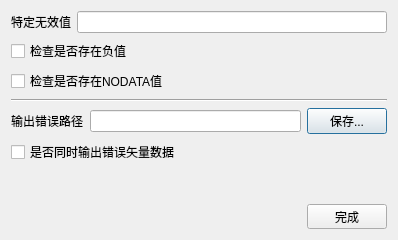
RenShuYuan/IPF, file ui/ipfModelerInvalidValueCheckDialog.ui: the form before one commit.
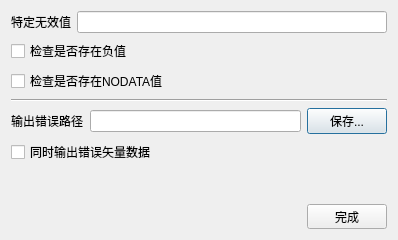
The form after the commit.

```diff
--- a/ui/ipfModelerInvalidValueCheckDialog.ui
+++ b/ui/ipfModelerInvalidValueCheckDialog.ui
@@ -109,7 +109,7 @@
      <item>
       <widget class="QCheckBox" name="checkBox_3">
        <property name="text">
-        <string>是否同时输出错误矢量数据</string>
+        <string>同时输出错误矢量数据</string>
        </property>
       </widget>
      </item>
```
